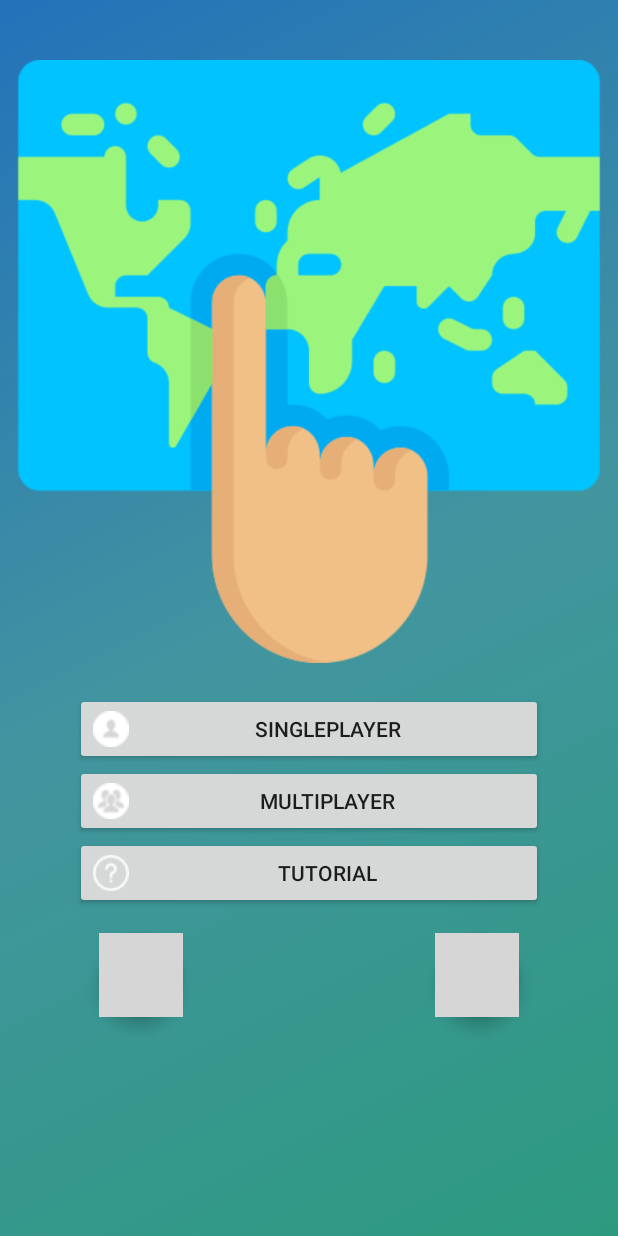
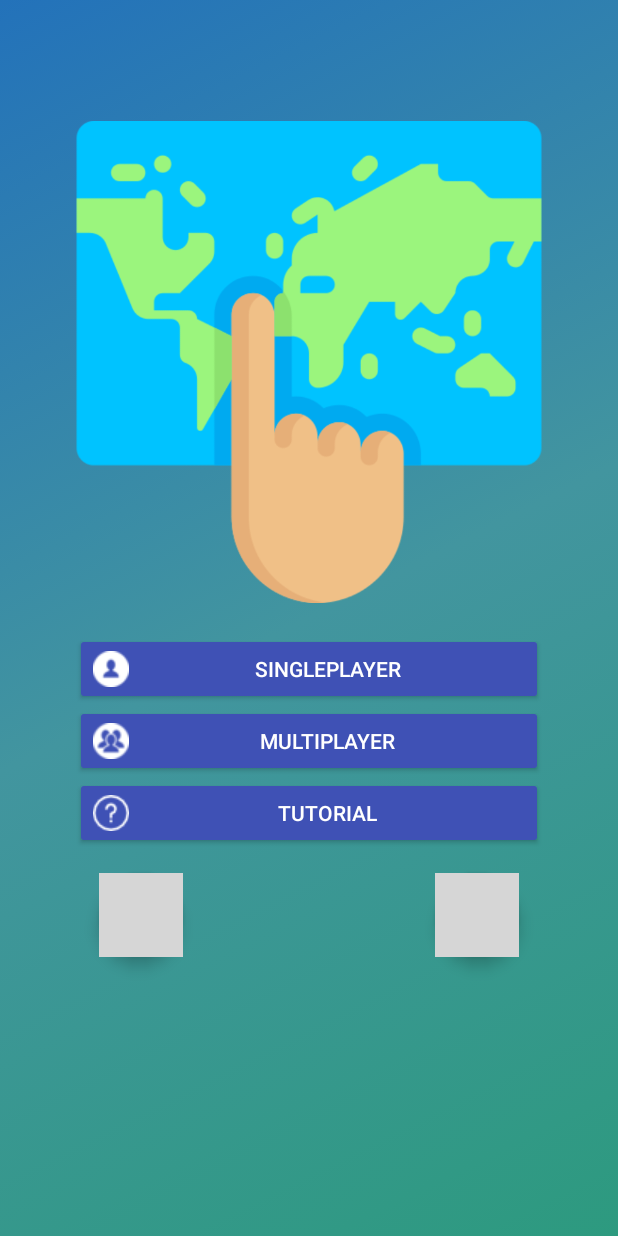
Before and after one commit to therealmerengue/PlaceYourGuess, an Android app: the screen it shows after launch (MainActivity), on a phone screen of 412 x 824 dp. Run offline under Robolectric (Android 15) with nearby library versions, the light colour scheme and no system bars; libraries missing offline, so code that uses them is left out: com.cocoahero.android; 1 statement that could not run was skipped; grey boxes are pictures that could not be loaded.

Commit message:
Small style chages.

```diff
--- a/app/src/main/java/com/example/trm/placeyourguess/ScoreFragment.java
+++ b/app/src/main/java/com/example/trm/placeyourguess/ScoreFragment.java
@@ -2,6 +2,7 @@ package com.example.trm.placeyourguess;
 
 import android.content.Context;
 import android.os.Bundle;
+import android.support.design.widget.FloatingActionButton;
 import android.support.v4.app.Fragment;
 import android.view.LayoutInflater;
 import android.view.View;
@@ -29,7 +30,7 @@ public class ScoreFragment extends Fragment {
 
         mTxtDistance = (TextView) fragmentView.findViewById(R.id.txt_Distance);
 
-        ImageButton btnNextLocation = (ImageButton) fragmentView.findViewById(R.id.btn_nextLocation);
+        FloatingActionButton btnNextLocation = (FloatingActionButton) fragmentView.findViewById(R.id.btn_nextLocation);
         btnNextLocation.setOnClickListener(new View.OnClickListener() {
             @Override
             public void onClick(View v) {
--- a/app/src/main/java/com/example/trm/placeyourguess/StreetViewActivity.java
+++ b/app/src/main/java/com/example/trm/placeyourguess/StreetViewActivity.java
@@ -100,7 +100,6 @@ public class StreetViewActivity extends AppCompatActivity {
         mTimerLimit = Integer.parseInt(timerLimitStr);
 
         mTxtTimer = (TextView) findViewById(R.id.txt_Timer);
-        //setupCountDownTimer();
     }
 
     @Override
@@ -119,7 +118,6 @@ public class StreetViewActivity extends AppCompatActivity {
                         updateScoreTextview();
                         mLocationSelector.switchPanorama(mCountryCode);
                         updateRoundsLeftTextview();
-                        //setupCountDownTimer();
                     } else {
                         Bundle streetViewActivityResult = new Bundle();
                         streetViewActivityResult.putInt(RESULT_KEY_SCORE, mTotalScore);
--- a/app/src/main/res/layout/activity_main.xml
+++ b/app/src/main/res/layout/activity_main.xml
@@ -1,5 +1,6 @@
 <?xml version="1.0" encoding="utf-8"?>
 <LinearLayout xmlns:android="http://schemas.android.com/apk/res/android"
+    xmlns:app="http://schemas.android.com/apk/res-auto"
     xmlns:tools="http://schemas.android.com/tools"
     android:layout_width="match_parent"
     android:layout_height="match_parent"
@@ -14,7 +15,7 @@
         android:id="@+id/iv_logo"
         android:layout_width="wrap_content"
         android:layout_height="0dp"
-        android:layout_weight=".5"
+        android:layout_weight=".4"
         android:layout_marginBottom="20dp"
         android:src="@drawable/logo" />
 
@@ -30,22 +31,28 @@
             android:id="@+id/btn_singleplayer"
             android:layout_width="match_parent"
             android:layout_height="wrap_content"
+            android:backgroundTint="@color/colorPrimary"
+            android:drawableLeft="@drawable/singleplayer"
             android:text="@string/singleplayer"
-            android:drawableLeft="@drawable/singleplayer" />
+            android:textColor="#fff" />
 
         <Button
             android:id="@+id/btn_multiplayer"
             android:layout_width="match_parent"
             android:layout_height="wrap_content"
+            android:backgroundTint="@color/colorPrimary"
+            android:drawableLeft="@drawable/multiplayer"
             android:text="@string/multiplayer"
-            android:drawableLeft="@drawable/multiplayer"/>
+            android:textColor="#fff" />
 
         <Button
             android:id="@+id/btn_tutorial"
             android:layout_width="match_parent"
             android:layout_height="wrap_content"
+            android:backgroundTint="?attr/colorPrimary"
+            android:drawableLeft="@drawable/tutorial"
             android:text="@string/tutorial"
-            android:drawableLeft="@drawable/tutorial"/>
+            android:textColor="#fff" />
 
         <LinearLayout
             android:layout_width="match_parent"
@@ -53,11 +60,12 @@
             android:orientation="horizontal">
 
             <android.support.design.widget.FloatingActionButton
-                android:src="@drawable/ic_cast_dark"
+                android:id="@+id/btn_settings"
                 android:layout_width="wrap_content"
                 android:layout_height="wrap_content"
-                android:id="@+id/btn_settings"
-                android:layout_margin="16dp" />
+                android:layout_margin="16dp"
+                android:src="@drawable/settings"
+                app:backgroundTint="@color/colorPrimaryDark" />
 
             <Space
                 android:layout_width="0dp"
@@ -65,11 +73,13 @@
                 android:layout_weight="1" />
 
             <android.support.design.widget.FloatingActionButton
-                android:src="@drawable/ic_cast_dark"
+                android:id="@+id/btn_about"
                 android:layout_width="match_parent"
                 android:layout_height="wrap_content"
-                android:id="@+id/btn_about"
-                android:layout_margin="16dp" />
+                android:layout_margin="16dp"
+                android:background="@color/colorPrimaryDark"
+                android:src="@drawable/information"
+                app:backgroundTint="@color/colorPrimaryDark" />
 
         </LinearLayout>
 
--- a/app/src/main/res/values/colors.xml
+++ b/app/src/main/res/values/colors.xml
@@ -1,6 +1,6 @@
 <?xml version="1.0" encoding="utf-8"?>
 <resources>
-    <color name="colorPrimary">#3F51B5</color>
-    <color name="colorPrimaryDark">#303F9F</color>
+    <color name="colorPrimary">#3f51b5</color>
+    <color name="colorPrimaryDark">#303f9f</color>
     <color name="colorAccent">#FF4081</color>
 </resources>
```
Also changed, not shown: app/src/main/java/com/example/trm/placeyourguess/MapActivity.java (+10 -0 lines), app/src/main/res/layout/activity_map.xml (+5 -2 lines), app/src/main/res/layout/activity_street_view.xml (+16 -8 lines), app/src/main/res/layout/fragment_score.xml (+12 -6 lines), app/src/main/res/drawable/singleplayer.png.
